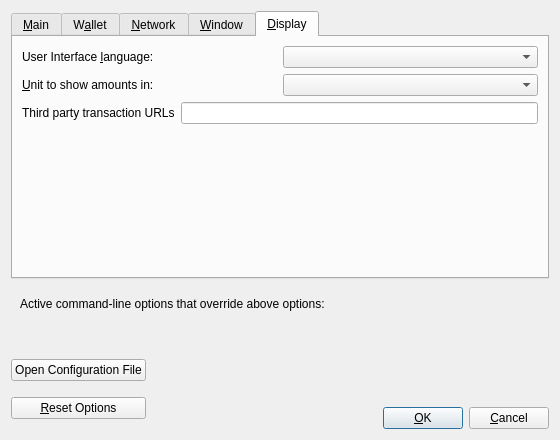
This is src/qt/forms/optionsdialog.ui in SidGrip/universalmol as Qt 5 draws it before an edit. The edited form follows.
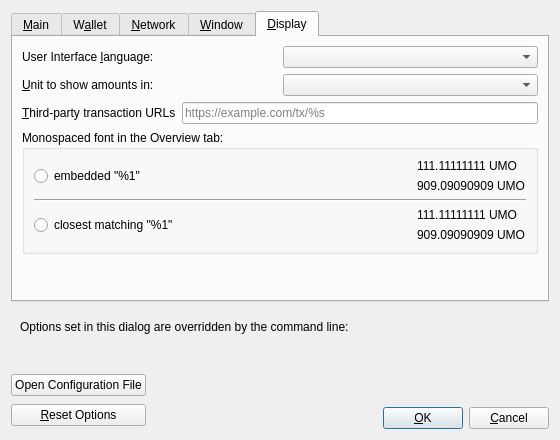
This is the edited form. The open tabs and pages were chosen to show the change. Custom widgets are drawn as their Qt base class.

```diff
--- a/src/qt/forms/optionsdialog.ui
+++ b/src/qt/forms/optionsdialog.ui
@@ -610,7 +610,7 @@
             <string>Third party URLs (e.g. a block explorer) that appear in the transactions tab as context menu items. %s in the URL is replaced by transaction hash. Multiple URLs are separated by vertical bar |.</string>
            </property>
            <property name="text">
-            <string>Third party transaction URLs</string>
+            <string>&amp;Third-party transaction URLs</string>
            </property>
            <property name="buddy">
             <cstring>thirdPartyTxUrls</cstring>
@@ -620,12 +620,115 @@
          <item>
           <widget class="QLineEdit" name="thirdPartyTxUrls">
            <property name="toolTip">
-            <string>Third party URLs (e.g. a block explorer) that appear in the transactions tab as context menu items. %s in the URL is replaced by transaction hash. Multiple URLs are separated by vertical bar |.</string>
+            <string>Third-party URLs (e.g. a block explorer) that appear in the transactions tab as context menu items. %s in the URL is replaced by transaction hash. Multiple URLs are separated by vertical bar |.</string>
+           </property>
+           <property name="placeholderText">
+            <string notr="true">https://example.com/tx/%s</string>
            </property>
           </widget>
          </item>
         </layout>
        </item>
+       <item>
+        <widget class="QGroupBox" name="font_groupBox">
+         <property name="title">
+          <string>Monospaced font in the Overview tab:</string>
+         </property>
+         <layout class="QVBoxLayout" name="font_verticalLayout">
+          <item>
+           <layout class="QHBoxLayout" name="embeddedFont_horizontalLayout">
+            <item>
+             <widget class="QRadioButton" name="embeddedFont_radioButton">
+              <property name="text">
+               <string>embedded &quot;%1&quot;</string>
+              </property>
+             </widget>
+            </item>
+            <item>
+             <spacer name="embeddedFont_horizontalSpacer">
+              <property name="orientation">
+               <enum>Qt::Horizontal</enum>
+              </property>
+              <property name="sizeHint" stdset="0">
+               <size>
+                <width>40</width>
+                <height>20</height>
+               </size>
+              </property>
+             </spacer>
+            </item>
+            <item>
+             <layout class="QVBoxLayout" name="embeddedFont_verticalLayout">
+              <item>
+               <widget class="QLabel" name="embeddedFont_label_1">
+                <property name="text">
+                 <string notr="true">111.11111111 UMO</string>
+                </property>
+               </widget>
+              </item>
+              <item>
+               <widget class="QLabel" name="embeddedFont_label_9">
+                <property name="text">
+                 <string notr="true">909.09090909 UMO</string>
+                </property>
+               </widget>
+              </item>
+             </layout>
+            </item>
+           </layout>
+          </item>
+          <item>
+           <widget class="Line" name="font_line">
+            <property name="orientation">
+             <enum>Qt::Horizontal</enum>
+            </property>
+           </widget>
+          </item>
+          <item>
+           <layout class="QHBoxLayout" name="systemFont_horizontalLayout">
+            <item>
+             <widget class="QRadioButton" name="systemFont_radioButton">
+              <property name="text">
+               <string>closest matching &quot;%1&quot;</string>
+              </property>
+             </widget>
+            </item>
+            <item>
+             <spacer name="systemFont_horizontalSpacer">
+              <property name="orientation">
+               <enum>Qt::Horizontal</enum>
+              </property>
+              <property name="sizeHint" stdset="0">
+               <size>
+                <width>40</width>
+                <height>20</height>
+               </size>
+              </property>
+             </spacer>
+            </item>
+            <item>
+             <layout class="QVBoxLayout" name="systemFont_verticalLayout">
+              <item>
+               <widget class="QLabel" name="systemFont_label_1">
+                <property name="text">
+                 <string notr="true">111.11111111 UMO</string>
+                </property>
+               </widget>
+              </item>
+              <item>
+               <widget class="QLabel" name="systemFont_label_9">
+                <property name="text">
+                 <string notr="true">909.09090909 UMO</string>
+                </property>
+               </widget>
+              </item>
+             </layout>
+            </item>
+           </layout>
+          </item>
+         </layout>
+        </widget>
+       </item>
        <item>
         <spacer name="verticalSpacer_Display">
          <property name="orientation">
@@ -651,7 +754,7 @@
         <item>
          <widget class="QLabel" name="overriddenByCommandLineInfoLabel">
           <property name="text">
-           <string>Active command-line options that override above options:</string>
+           <string>Options set in this dialog are overridden by the command line:</string>
           </property>
           <property name="textFormat">
            <enum>Qt::PlainText</enum>
```
Left out of the diff: 174 changed lines with no effect on the pictures.
